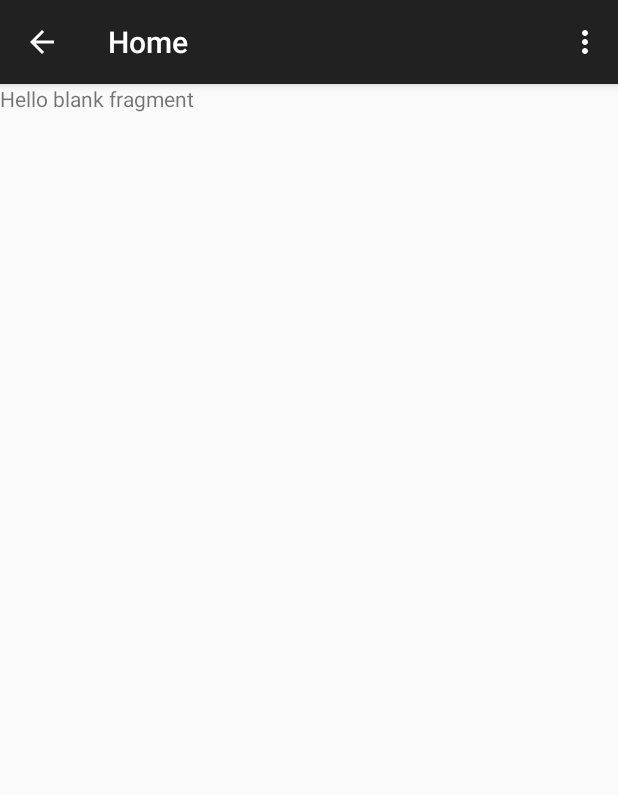
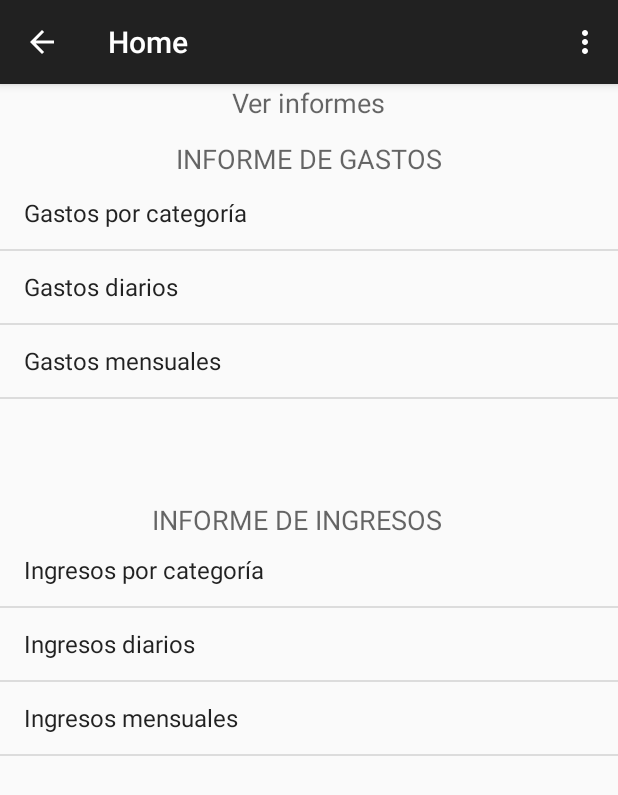
Before and after one commit to WilliamAvila/Money-Control, an Android app: the fragment InformesFragment placed in its activity, on a phone screen of 412 x 824 dp. Shown: the top 795 px of the screen. Run offline under Robolectric (Android 15) with nearby library versions, the phone set to English and light mode, and no system bars; 2 statements that could not run were skipped.

Commit message:
Informes

```diff
--- a/app/src/main/java/com/example/william/moneycontrol/InformesFragment.java
+++ b/app/src/main/java/com/example/william/moneycontrol/InformesFragment.java
@@ -1,11 +1,19 @@
 package com.example.william.moneycontrol;
 
 
+import android.content.Intent;
 import android.os.Bundle;
 import android.app.Fragment;
 import android.view.LayoutInflater;
 import android.view.View;
 import android.view.ViewGroup;
+import android.widget.ArrayAdapter;
+import android.widget.ImageButton;
+import android.widget.ListView;
+
+import java.util.ArrayList;
+
+import static android.R.*;
 
 
 /**
@@ -14,17 +22,13 @@ import android.view.ViewGroup;
 public class InformesFragment extends Fragment {
 
 
-    public InformesFragment() {
-        // Required empty public constructor
-    }
-
-
+    private View rootView;
     @Override
     public View onCreateView(LayoutInflater inflater, ViewGroup container,
                              Bundle savedInstanceState) {
-        // Inflate the layout for this fragment
-        return inflater.inflate(R.layout.fragment_informes, container, false);
+
+        rootView = inflater.inflate(R.layout.fragment_informes, container, false);
+
+        return rootView;
     }
-
-
 }
--- a/app/src/main/res/layout/fragment_informes.xml
+++ b/app/src/main/res/layout/fragment_informes.xml
@@ -1,10 +1,68 @@
-<FrameLayout xmlns:android="http://schemas.android.com/apk/res/android"
-    xmlns:tools="http://schemas.android.com/tools" android:layout_width="match_parent"
-    android:layout_height="match_parent"
-    tools:context="com.example.william.moneycontrol.InformesFragment">
+<?xml version="1.0" encoding="utf-8"?>
+<RelativeLayout xmlns:android="http://schemas.android.com/apk/res/android"
+    android:layout_width="match_parent"
+    android:layout_height="match_parent">
 
-    <!-- TODO: Update blank fragment layout -->
-    <TextView android:layout_width="match_parent" android:layout_height="match_parent"
-        android:text="@string/hello_blank_fragment" />
+    <ScrollView
+        android:layout_width="fill_parent"
+        android:layout_height="fill_parent"
+        android:id="@+id/scrollView"
+        android:layout_gravity="center_horizontal|top" >
 
-</FrameLayout>
+        <RelativeLayout
+            android:orientation="vertical"
+            android:layout_width="fill_parent"
+            android:layout_height="fill_parent">
+
+    <TextView
+        android:layout_width="wrap_content"
+        android:layout_height="wrap_content"
+        android:textAppearance="?android:attr/textAppearanceMedium"
+        android:text="Ver informes"
+        android:id="@+id/textView"
+        android:layout_alignParentTop="true"
+        android:layout_centerHorizontal="true" />
+
+            <ListView
+                android:layout_width="wrap_content"
+                android:layout_height="200dp"
+                android:id="@+id/listViewGastos"
+                android:layout_below="@+id/textView2"
+                android:layout_alignParentLeft="true"
+                android:layout_alignParentStart="true"
+                android:entries="@array/informesGastos"
+                android:layout_alignParentRight="true"
+                android:layout_alignParentEnd="true" />
+
+            <TextView
+                android:layout_width="wrap_content"
+                android:layout_height="wrap_content"
+                android:textAppearance="?android:attr/textAppearanceMedium"
+                android:text="INFORME DE GASTOS"
+                android:id="@+id/textView2"
+                android:layout_alignParentTop="true"
+                android:layout_centerHorizontal="true"
+                android:layout_marginTop="37dp" />
+
+            <TextView
+                android:layout_width="wrap_content"
+                android:layout_height="wrap_content"
+                android:textAppearance="?android:attr/textAppearanceMedium"
+                android:text="INFORME DE INGRESOS"
+                android:id="@+id/textView3"
+                android:layout_alignRight="@+id/textView2"
+                android:layout_marginTop="278dp" />
+
+            <ListView
+                android:layout_width="wrap_content"
+                android:layout_height="200dp"
+                android:id="@+id/listViewIngresos"
+                android:entries="@array/informesIngresos"
+                android:layout_marginTop="300dp" />
+
+        </RelativeLayout>
+
+    </ScrollView>
+
+
+</RelativeLayout>
--- /dev/null
+++ b/app/src/main/res/values/arrays.xml
@@ -0,0 +1,14 @@
+<?xml version="1.0" encoding="utf-8"?>
+<resources>
+    <string-array name="informesIngresos">
+        <item>Ingresos por categoría</item>
+        <item>Ingresos diarios</item>
+        <item>Ingresos mensuales</item>
+    </string-array>
+
+    <string-array name="informesGastos">
+        <item>Gastos por categoría</item>
+        <item>Gastos diarios</item>
+        <item>Gastos mensuales</item>
+    </string-array>
+</resources>
--- a/app/src/main/res/values/strings.xml
+++ b/app/src/main/res/values/strings.xml
@@ -15,7 +15,6 @@
         <item>Préstamos</item>
         <item>Informes</item>
         <item>Configuraciones</item>
-
     </string-array>
 
     <string-array name="banks_array">
```
Lines whose indentation alone changed are shown as unchanged.
